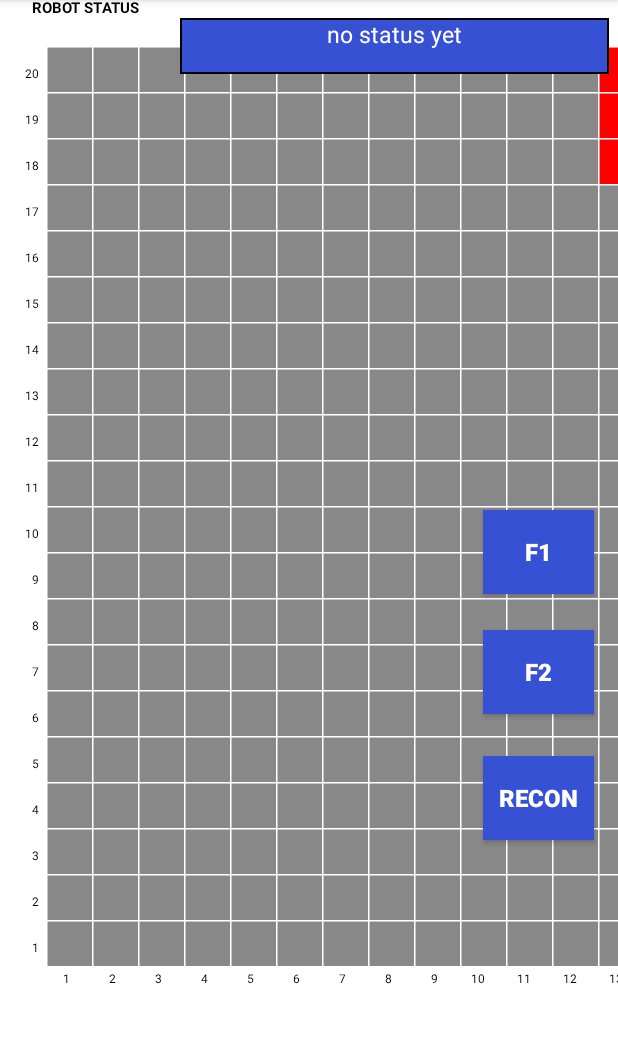
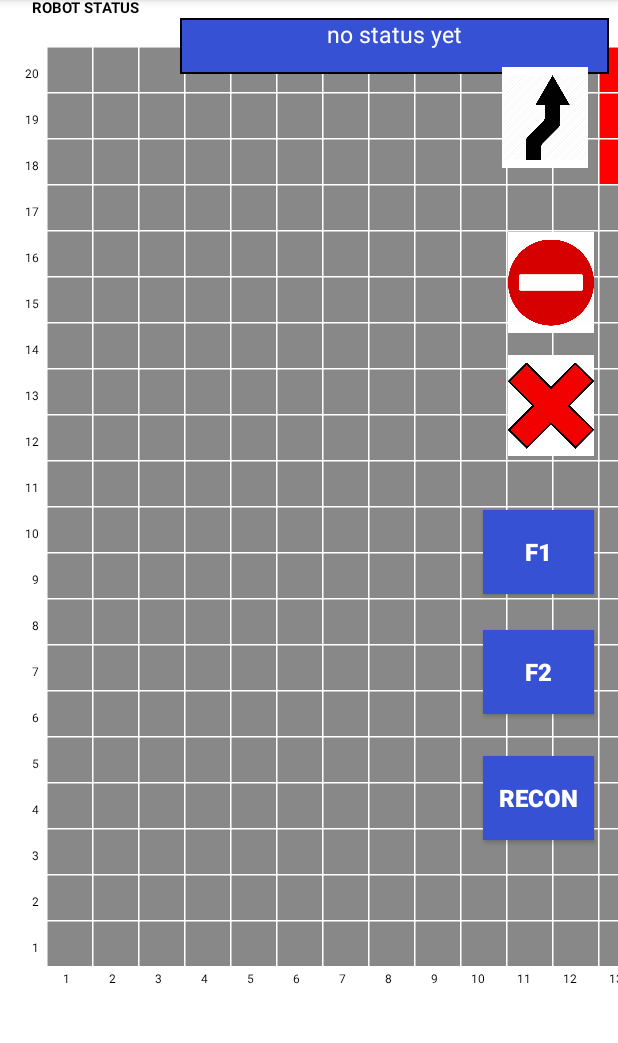
Before and after one commit to GuangWeiNgoh/MDP_11, an Android app: the screen it shows after launch (MainActivity), on a phone screen of 412 x 824 dp, the part 84-1127 px from its top. Run offline under Robolectric (Android 15) with nearby library versions, the phone set to English and light mode, and no system bars.

Commit message:
small button changes

```diff
--- a/app/src/main/res/layout/activity_main.xml
+++ b/app/src/main/res/layout/activity_main.xml
@@ -351,46 +351,69 @@
 
     <ImageButton
         android:id="@+id/directionChangeImageBtn"
-        android:layout_width="40dp"
-        android:layout_height="40dp"
-        android:layout_marginStart="50dp"
-        android:layout_marginEnd="10dp"
-        android:visibility="gone"
-        app:layout_constraintEnd_toStartOf="@+id/obstacleImageBtn"
-        app:layout_constraintHorizontal_bias="0.414"
-        app:layout_constraintStart_toEndOf="@+id/directionLabelTextView"
-        app:layout_constraintTop_toBottomOf="@+id/setStartPointToggleBtn"
-        app:srcCompat="@drawable/ic_change" />
+        android:layout_width="57dp"
+        android:layout_height="67dp"
+        android:scaleType="fitCenter"
+        android:layout_marginStart="8dp"
+        android:layout_marginTop="8dp"
+        android:layout_marginEnd="20dp"
+        android:layout_marginBottom="8dp"
+        android:background="@color/colorWhite"
+        app:layout_constraintBottom_toTopOf="@+id/exploredImageBtn"
+        app:layout_constraintEnd_toEndOf="parent"
+        app:layout_constraintHorizontal_bias="1.0"
+        app:layout_constraintStart_toStartOf="parent"
+        app:layout_constraintTop_toTopOf="parent"
+        app:layout_constraintVertical_bias="0.92"
+        app:srcCompat="@drawable/dircetion" />
 
     <ImageButton
         android:id="@+id/exploredImageBtn"
-        android:layout_width="40dp"
-        android:layout_height="40dp"
-        android:layout_marginEnd="5dp"
-        android:visibility="gone"
-        app:layout_constraintEnd_toStartOf="@+id/obstacleImageBtn"
-        app:layout_constraintTop_toTopOf="@+id/directionLabelTextView"
-        app:srcCompat="@drawable/ic_check" />
+        android:layout_width="57dp"
+        android:layout_height="67dp"
+        android:layout_marginStart="524dp"
+        android:layout_marginTop="184dp"
+        android:layout_marginEnd="8dp"
+        android:background="@color/colorWhite"
+        android:scaleType="fitCenter"
+        app:layout_constraintEnd_toEndOf="parent"
+        app:layout_constraintHorizontal_bias="0.0"
+        app:layout_constraintStart_toStartOf="parent"
+        app:layout_constraintTop_toBottomOf="@+id/exploreTextView"
+        app:srcCompat="@drawable/checked" />
 
     <ImageButton
         android:id="@+id/obstacleImageBtn"
-        android:layout_width="40dp"
-        android:layout_height="40dp"
-        android:layout_marginEnd="5dp"
-        android:visibility="gone"
-        app:layout_constraintEnd_toStartOf="@+id/clearImageBtn"
-        app:layout_constraintTop_toTopOf="@+id/directionLabelTextView"
-        app:srcCompat="@drawable/ic_arrow_error" />
+        android:layout_width="57dp"
+        android:layout_height="67dp"
+        android:layout_marginStart="8dp"
+        android:layout_marginTop="8dp"
+        android:layout_marginEnd="8dp"
+        android:layout_marginBottom="8dp"
+        android:background="@color/colorWhite"
+        android:scaleType="fitCenter"
+        app:layout_constraintBottom_toTopOf="@+id/clearImageBtn"
+        app:layout_constraintEnd_toEndOf="parent"
+        app:layout_constraintHorizontal_bias="0.977"
+        app:layout_constraintStart_toStartOf="parent"
+        app:layout_constraintTop_toTopOf="@+id/fastestResetImageBtn"
+        app:layout_constraintVertical_bias="0.968"
+        app:srcCompat="@drawable/obstacle" />
 
     <ImageButton
         android:id="@+id/clearImageBtn"
-        android:layout_width="40dp"
-        android:layout_height="40dp"
-        android:layout_marginEnd="10dp"
-        android:visibility="gone"
+        android:layout_width="57dp"
+        android:layout_height="67dp"
+        android:layout_marginStart="8dp"
+        android:layout_marginEnd="8dp"
+        android:layout_marginBottom="36dp"
+        android:background="@color/colorWhite"
+        android:scaleType="fitCenter"
+        app:layout_constraintBottom_toTopOf="@+id/f1Btn"
         app:layout_constraintEnd_toEndOf="parent"
-        app:layout_constraintTop_toBottomOf="@+id/setStartPointToggleBtn"
-        app:srcCompat="@drawable/ic_clear" />
+        app:layout_constraintHorizontal_bias="0.977"
+        app:layout_constraintStart_toStartOf="parent"
+        app:srcCompat="@drawable/remove" />
 
     <TextView
         android:id="@+id/messageSentTitleTextView"
```
Also changed, not shown: app/src/main/res/drawable-hdpi/checked.jpeg (added), app/src/main/res/drawable-hdpi/dircetion.png (added), app/src/main/res/drawable-hdpi/obstacle.png (added), app/src/main/res/drawable-hdpi/remove.png (added).
